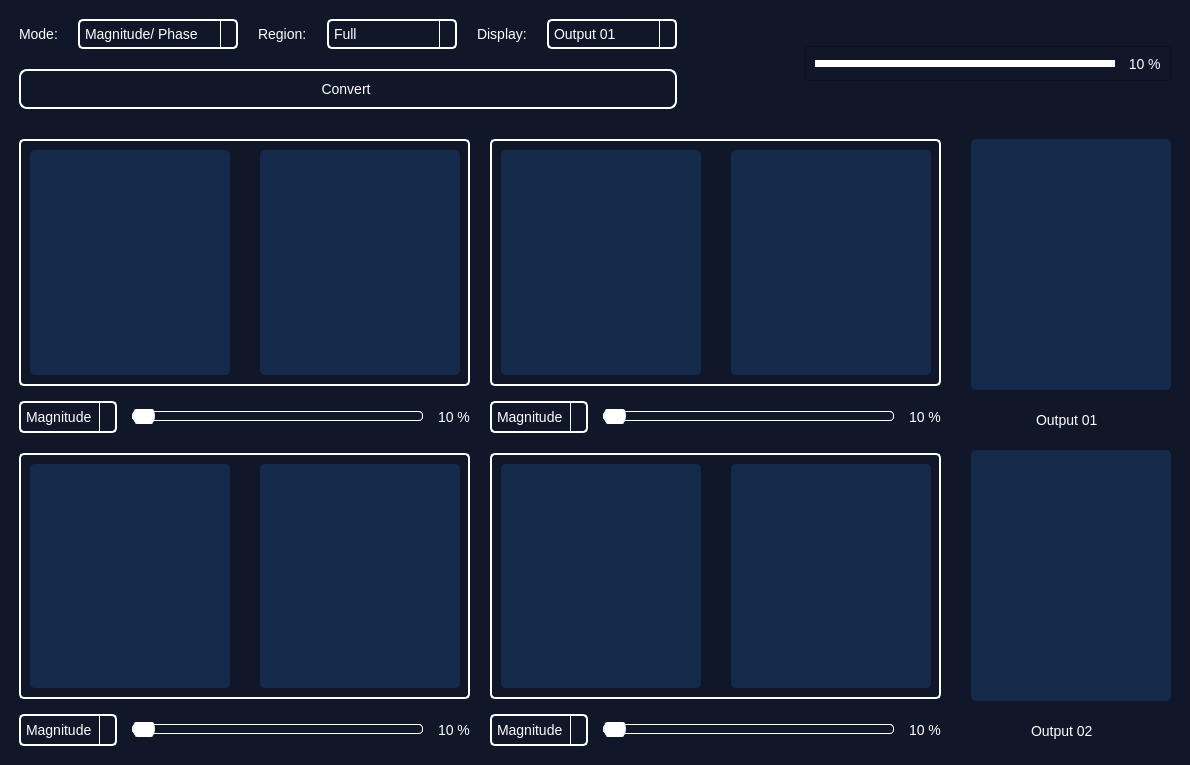
Above: main.ui from Mostafaali3/PhaseMediX-Image-Mixer-with-Fourier-Transform before the change. Below: the same form after it.
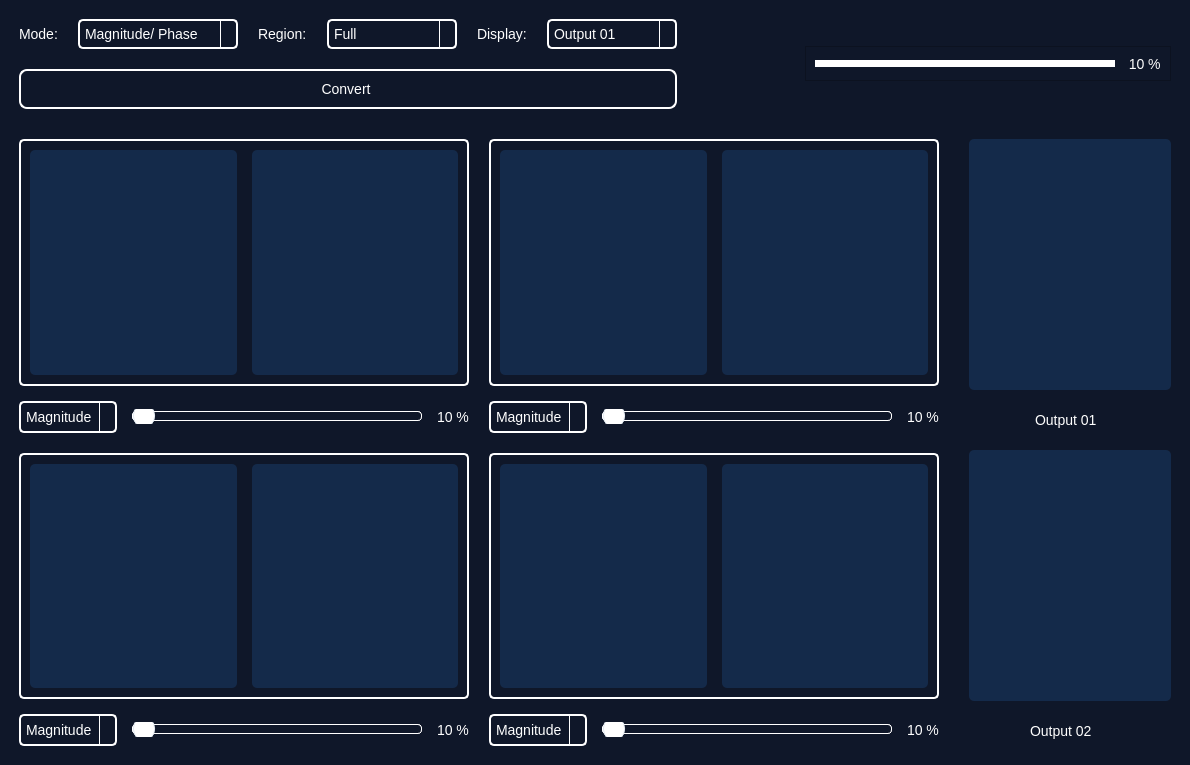
That is the form after the change. Icons and pictures are not drawn.

Commit message: add labels instead of frames in UI

```diff
--- a/main.ui
+++ b/main.ui
@@ -544,7 +544,7 @@
                   <number>15</number>
                  </property>
                  <item>
-                  <widget class="QFrame" name="image1">
+                  <widget class="QLabel" name="image1">
                    <property name="sizePolicy">
                     <sizepolicy hsizetype="Preferred" vsizetype="Expanding">
                      <horstretch>0</horstretch>
@@ -570,39 +570,13 @@
 
 </string>
                    </property>
-                   <property name="frameShape">
-                    <enum>QFrame::StyledPanel</enum>
+                   <property name="text">
+                    <string/>
                    </property>
-                   <property name="frameShadow">
-                    <enum>QFrame::Raised</enum>
-                   </property>
-                   <layout class="QVBoxLayout" name="verticalLayout_3"/>
                   </widget>
                  </item>
                  <item>
-                  <widget class="QFrame" name="frame">
-                   <property name="maximumSize">
-                    <size>
-                     <width>2</width>
-                     <height>16777215</height>
-                    </size>
-                   </property>
-                   <property name="styleSheet">
-                    <string notr="true">border: none;
-background-color: #ffffff;
-margin: 0px 5px;
-</string>
-                   </property>
-                   <property name="frameShape">
-                    <enum>QFrame::StyledPanel</enum>
-                   </property>
-                   <property name="frameShadow">
-                    <enum>QFrame::Raised</enum>
-                   </property>
-                  </widget>
-                 </item>
-                 <item>
-                  <widget class="QFrame" name="image1Frequancy">
+                  <widget class="QLabel" name="image1Frequancy">
                    <property name="sizePolicy">
                     <sizepolicy hsizetype="Preferred" vsizetype="Expanding">
                      <horstretch>0</horstretch>
@@ -628,13 +602,9 @@
 
 </string>
                    </property>
-                   <property name="frameShape">
-                    <enum>QFrame::StyledPanel</enum>
+                   <property name="text">
+                    <string/>
                    </property>
-                   <property name="frameShadow">
-                    <enum>QFrame::Raised</enum>
-                   </property>
-                   <layout class="QVBoxLayout" name="verticalLayout_5"/>
                   </widget>
                  </item>
                 </layout>
@@ -784,7 +754,7 @@
                   <number>15</number>
                  </property>
                  <item>
-                  <widget class="QFrame" name="image2">
+                  <widget class="QLabel" name="image2">
                    <property name="sizePolicy">
                     <sizepolicy hsizetype="Preferred" vsizetype="Expanding">
                      <horstretch>0</horstretch>
@@ -810,38 +780,13 @@
 
 </string>
                    </property>
-                   <property name="frameShape">
-                    <enum>QFrame::StyledPanel</enum>
+                   <property name="text">
+                    <string/>
                    </property>
-                   <property name="frameShadow">
-                    <enum>QFrame::Raised</enum>
-                   </property>
-                   <layout class="QVBoxLayout" name="verticalLayout_6"/>
                   </widget>
                  </item>
                  <item>
-                  <widget class="QFrame" name="frame_4">
-                   <property name="maximumSize">
-                    <size>
-                     <width>2</width>
-                     <height>16777215</height>
-                    </size>
-                   </property>
-                   <property name="styleSheet">
-                    <string notr="true">border: none;
-background-color: #ffffff;
-</string>
-                   </property>
-                   <property name="frameShape">
-                    <enum>QFrame::StyledPanel</enum>
-                   </property>
-                   <property name="frameShadow">
-                    <enum>QFrame::Raised</enum>
-                   </property>
-                  </widget>
-                 </item>
-                 <item>
-                  <widget class="QFrame" name="image2Frequency">
+                  <widget class="QLabel" name="image2Frequancy">
                    <property name="sizePolicy">
                     <sizepolicy hsizetype="Preferred" vsizetype="Expanding">
                      <horstretch>0</horstretch>
@@ -862,18 +807,15 @@
                    </property>
                    <property name="styleSheet">
                     <string notr="true">border: none;
-background-color: #142A4A;
+    background-color: #142A4A;
     border-radius: 5px;
 
+
 </string>
                    </property>
-                   <property name="frameShape">
-                    <enum>QFrame::StyledPanel</enum>
+                   <property name="text">
+                    <string/>
                    </property>
-                   <property name="frameShadow">
-                    <enum>QFrame::Raised</enum>
-                   </property>
-                   <layout class="QVBoxLayout" name="verticalLayout_8"/>
                   </widget>
                  </item>
                 </layout>
@@ -1028,7 +970,7 @@
                   <number>15</number>
                  </property>
                  <item>
-                  <widget class="QFrame" name="image3">
+                  <widget class="QLabel" name="image3">
                    <property name="sizePolicy">
                     <sizepolicy hsizetype="Preferred" vsizetype="Expanding">
                      <horstretch>0</horstretch>
@@ -1054,38 +996,13 @@
 
 </string>
                    </property>
-                   <property name="frameShape">
-                    <enum>QFrame::StyledPanel</enum>
+                   <property name="text">
+                    <string/>
                    </property>
-                   <property name="frameShadow">
-                    <enum>QFrame::Raised</enum>
-                   </property>
-                   <layout class="QVBoxLayout" name="verticalLayout_20"/>
                   </widget>
                  </item>
                  <item>
-                  <widget class="QFrame" name="frame_6">
-                   <property name="maximumSize">
-                    <size>
-                     <width>2</width>
-                     <height>16777215</height>
-                    </size>
-                   </property>
-                   <property name="styleSheet">
-                    <string notr="true">border: none;
-background-color: #ffffff;
-</string>
-                   </property>
-                   <property name="frameShape">
-                    <enum>QFrame::StyledPanel</enum>
-                   </property>
-                   <property name="frameShadow">
-                    <enum>QFrame::Raised</enum>
-                   </property>
-                  </widget>
-                 </item>
-                 <item>
-                  <widget class="QFrame" name="image3Frequency">
+                  <widget class="QLabel" name="image3Frequancy">
                    <property name="sizePolicy">
                     <sizepolicy hsizetype="Preferred" vsizetype="Expanding">
                      <horstretch>0</horstretch>
@@ -1111,13 +1028,9 @@
 
 </string>
                    </property>
-                   <property name="frameShape">
-                    <enum>QFrame::StyledPanel</enum>
+                   <property name="text">
+                    <string/>
                    </property>
-                   <property name="frameShadow">
-                    <enum>QFrame::Raised</enum>
-                   </property>
-                   <layout class="QVBoxLayout" name="verticalLayout_19"/>
                   </widget>
                  </item>
                 </layout>
@@ -1236,7 +1149,7 @@
                   <number>15</number>
                  </property>
                  <item>
-                  <widget class="QFrame" name="image4">
+                  <widget class="QLabel" name="image4">
                    <property name="sizePolicy">
                     <sizepolicy hsizetype="Preferred" vsizetype="Expanding">
                      <horstretch>0</horstretch>
@@ -1262,38 +1175,13 @@
 
 </string>
                    </property>
-                   <property name="frameShape">
-                    <enum>QFrame::StyledPanel</enum>
+                   <property name="text">
+                    <string/>
                    </property>
-                   <property name="frameShadow">
-                    <enum>QFrame::Raised</enum>
-                   </property>
-                   <layout class="QVBoxLayout" name="verticalLayout_18"/>
                   </widget>
                  </item>
                  <item>
-                  <widget class="QFrame" name="frame_7">
-                   <property name="maximumSize">
-                    <size>
-                     <width>2</width>
-                     <height>16777215</height>
-                    </size>
-                   </property>
-                   <property name="styleSheet">
-                    <string notr="true">border: none;
-background-color: #ffffff;
-</string>
-                   </property>
-                   <property name="frameShape">
-                    <enum>QFrame::StyledPanel</enum>
-                   </property>
-                   <property name="frameShadow">
-                    <enum>QFrame::Raised</enum>
-                   </property>
-                  </widget>
-                 </item>
-                 <item>
-                  <widget class="QFrame" name="image4Frequency">
+                  <widget class="QLabel" name="image4Frequancy">
                    <property name="sizePolicy">
                     <sizepolicy hsizetype="Preferred" vsizetype="Expanding">
                      <horstretch>0</horstretch>
@@ -1319,13 +1207,9 @@
 
 </string>
                    </property>
-                   <property name="frameShape">
-                    <enum>QFrame::StyledPanel</enum>
+                   <property name="text">
+                    <string/>
                    </property>
-                   <property name="frameShadow">
-                    <enum>QFrame::Raised</enum>
-                   </property>
-                   <layout class="QVBoxLayout" name="verticalLayout_17"/>
                   </widget>
                  </item>
                 </layout>
@@ -1429,7 +1313,7 @@
            <number>0</number>
           </property>
           <item>
-           <widget class="QFrame" name="output1Frame">
+           <widget class="QLabel" name="output1Label">
             <property name="sizePolicy">
              <sizepolicy hsizetype="Expanding" vsizetype="Preferred">
               <horstretch>0</horstretch>
@@ -1450,18 +1334,14 @@
             </property>
             <property name="styleSheet">
              <string notr="true">border: none;
-background-color: #142A4A;
+    background-color: #142A4A;
     border-radius: 5px;
 
 </string>
             </property>
-            <property name="frameShape">
-             <enum>QFrame::StyledPanel</enum>
+            <property name="text">
+             <string/>
             </property>
-            <property name="frameShadow">
-             <enum>QFrame::Raised</enum>
-            </property>
-            <layout class="QVBoxLayout" name="verticalLayout_9"/>
            </widget>
           </item>
           <item>
@@ -1498,9 +1378,9 @@
            <number>0</number>
           </property>
           <item>
-           <widget class="QFrame" name="output2Frame">
+           <widget class="QLabel" name="output2Label">
             <property name="sizePolicy">
-             <sizepolicy hsizetype="Maximum" vsizetype="Preferred">
+             <sizepolicy hsizetype="Expanding" vsizetype="Preferred">
               <horstretch>0</horstretch>
               <verstretch>0</verstretch>
              </sizepolicy>
@@ -1519,18 +1399,14 @@
             </property>
             <property name="styleSheet">
              <string notr="true">border: none;
-background-color: #142A4A;
+    background-color: #142A4A;
     border-radius: 5px;
 
 </string>
             </property>
-            <property name="frameShape">
-             <enum>QFrame::StyledPanel</enum>
+            <property name="text">
+             <string/>
             </property>
-            <property name="frameShadow">
-             <enum>QFrame::Raised</enum>
-            </property>
-            <layout class="QVBoxLayout" name="verticalLayout_16"/>
            </widget>
           </item>
           <item>
```
Left out of the diff: 6 changed lines with no effect on the pictures. The commit also changes 1 other file.
